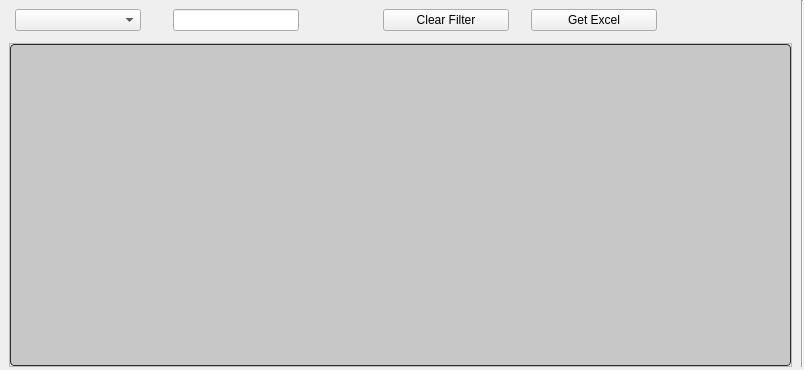
This is Resources/UI/tableCMTWM.ui in ArhamshareKrushil/ScanRisk as Qt 5 draws it before an edit. The edited form follows.
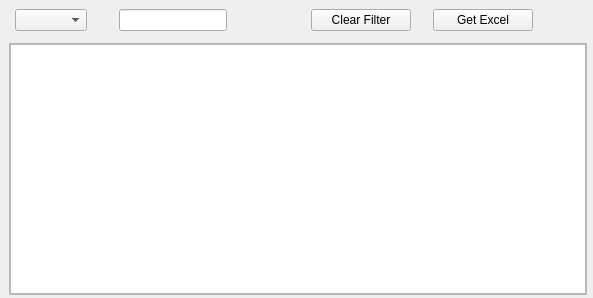
This is the edited form. Icons and pictures are not drawn.

What changed in the file:
```diff
--- a/Resources/UI/tableCMTWM.ui
+++ b/Resources/UI/tableCMTWM.ui
@@ -6,8 +6,8 @@
    <rect>
     <x>0</x>
     <y>0</y>
-    <width>804</width>
-    <height>370</height>
+    <width>593</width>
+    <height>298</height>
    </rect>
   </property>
   <property name="windowTitle">
@@ -36,6 +36,43 @@
     <property name="verticalSpacing">
      <number>0</number>
     </property>
+    <item row="3" column="1">
+     <widget class="Line" name="line_18">
+      <property name="orientation">
+       <enum>Qt::Horizontal</enum>
+      </property>
+     </widget>
+    </item>
+    <item row="2" column="3">
+     <widget class="Line" name="line_3">
+      <property name="styleSheet">
+       <string notr="true">background-color: transparent;</string>
+      </property>
+      <property name="orientation">
+       <enum>Qt::Vertical</enum>
+      </property>
+     </widget>
+    </item>
+    <item row="1" column="2">
+     <widget class="Line" name="line_2">
+      <property name="styleSheet">
+       <string notr="true">background-color: transparent;</string>
+      </property>
+      <property name="orientation">
+       <enum>Qt::Horizontal</enum>
+      </property>
+     </widget>
+    </item>
+    <item row="2" column="0">
+     <widget class="Line" name="line">
+      <property name="styleSheet">
+       <string notr="true">background-color: transparent;</string>
+      </property>
+      <property name="orientation">
+       <enum>Qt::Vertical</enum>
+      </property>
+     </widget>
+    </item>
     <item row="2" column="2">
      <widget class="QFrame" name="mainFrame">
       <property name="sizePolicy">
@@ -74,149 +111,7 @@
           </font>
          </property>
          <property name="styleSheet">
-          <string notr="true">QTreeView:branch:selected, QTreeView:branch:hover {
-  background: url(&quot;:/qss_icons/rc/transparent.png&quot;);
-}
-
-QTreeView:branch:has-siblings:!adjoins-item {
-  border-image: url(&quot;:/qss_icons/rc/branch_line.png&quot;) 0;
-}
-
-QTreeView:branch:has-siblings:adjoins-item {
-  border-image: url(&quot;:/qss_icons/rc/branch_more.png&quot;) 0;
-}
-
-QTreeView:branch:!has-children:!has-siblings:adjoins-item {
-  border-image: url(&quot;:/qss_icons/rc/branch_end.png&quot;) 0;
-}
-
-QTreeView:branch:has-children:!has-siblings:closed, QTreeView:branch:closed:has-children:has-siblings {
-  border-image: none;
-  image: url(&quot;:/qss_icons/rc/branch_closed.png&quot;);
-}
-
-QTreeView:branch:open:has-children:!has-siblings, QTreeView:branch:open:has-children:has-siblings {
-  border-image: none;
-  image: url(&quot;:/qss_icons/rc/branch_open.png&quot;);
-}
-
-QTreeView:branch:has-children:!has-siblings:closed:hover, QTreeView:branch:closed:has-children:has-siblings:hover {
-  image: url(&quot;:/qss_icons/rc/branch_closed_focus.png&quot;);
-}
-
-QTreeView:branch:open:has-children:!has-siblings:hover, QTreeView:branch:open:has-children:has-siblings:hover {
-  image: url(&quot;:/qss_icons/rc/branch_open_focus.png&quot;);
-}
-
-QTreeView::indicator:checked,
-QListView::indicator:checked {
-  image: url(&quot;:/qss_icons/rc/checkbox_checked.png&quot;);
-}
-
-QTreeView::indicator:checked:hover, QTreeView::indicator:checked:focus, QTreeView::indicator:checked:pressed,
-QListView::indicator:checked:hover,
-QListView::indicator:checked:focus,
-QListView::indicator:checked:pressed {
-  image: url(&quot;:/qss_icons/rc/checkbox_checked_focus.png&quot;);
-}
-
-QTreeView::indicator:unchecked,
-QListView::indicator:unchecked {
-  image: url(&quot;:/qss_icons/rc/checkbox_unchecked.png&quot;);
-}
-
-QTreeView::indicator:unchecked:hover, QTreeView::indicator:unchecked:focus, QTreeView::indicator:unchecked:pressed,
-QListView::indicator:unchecked:hover,
-QListView::indicator:unchecked:focus,
-QListView::indicator:unchecked:pressed {
-  image: url(&quot;:/qss_icons/rc/checkbox_unchecked_focus.png&quot;);
-}
-
-QTreeView::indicator:indeterminate,
-QListView::indicator:indeterminate {
-  image: url(&quot;:/qss_icons/rc/checkbox_indeterminate.png&quot;);
-}
-
-QTreeView::indicator:indeterminate:hover, QTreeView::indicator:indeterminate:focus, QTreeView::indicator:indeterminate:pressed,
-QListView::indicator:indeterminate:hover,
-QListView::indicator:indeterminate:focus,
-QListView::indicator:indeterminate:pressed {
-  image: url(&quot;:/qss_icons/rc/checkbox_indeterminate_focus.png&quot;);
-}
-
-QTreeView,
-QListView,
-QTableView,
-QColumnView {
-  background-color: #c7c7c7;
-  border: 1px solid #2d2d2d;
-  color: #000000;
-  gridline-color: #2d2d2d;
-  border-radius: 4px;
-}
-
-QTreeView:disabled,
-QListView:disabled,
-QTableView:disabled,
-QColumnView:disabled {
-  background-color: #c7c7c7;
-  color: #000000;
-}
-
-QTreeView:selected,
-QListView:selected,
-QTableView:selected,
-QColumnView:selected {
-  background-color: #c7c7c7;
-  color: #000000;
-}
-
-QTreeView:hover,
-QListView:hover,
-QTableView:hover,
-QColumnView:hover {
-  background-color: #c7c7c7;
-  border: 1px solid #148CD2;
-}
-
-QTreeView::item:pressed,
-QListView::item:pressed,
-QTableView::item:pressed,
-QColumnView::item:pressed {
-  background-color: #c7c7c7;
-}
-
-QTreeView::item:selected:hover,
-QListView::item:selected:hover,
-QTableView::item:selected:hover,
-QColumnView::item:selected:hover {
-  background: #c7c7c7;
-  color: #000000;
-}
-
-QTreeView::item:selected:active,
-QListView::item:selected:active,
-QTableView::item:selected:active,
-QColumnView::item:selected:active {
-background-color: palette(highlight);
- color: palette(highlightedText);
-}
-
-QTreeView::item:!selected:hover,
-QListView::item:!selected:hover,
-QTableView::item:!selected:hover,
-QColumnView::item:!selected:hover {
-  outline: 0;
-  color: #148CD2;
-  background-color: #2d2d2d;
-}
-
-QTableCornerButton::section {
-  background-color: #282828;
-  border: 1px transparent #2d2d2d;
-  border-radius: 0px;
-}
-</string>
+          <string notr="true"/>
          </property>
          <property name="selectionBehavior">
           <enum>QAbstractItemView::SelectRows</enum>
@@ -235,50 +130,6 @@
       </layout>
      </widget>
     </item>
-    <item row="1" column="2">
-     <widget class="Line" name="line_2">
-      <property name="styleSheet">
-       <string notr="true">background-color: transparent;</string>
-      </property>
-      <property name="orientation">
-       <enum>Qt::Horizontal</enum>
-      </property>
-     </widget>
-    </item>
-    <item row="3" column="1">
-     <widget class="Line" name="line_18">
-      <property name="orientation">
-       <enum>Qt::Horizontal</enum>
-      </property>
-     </widget>
-    </item>
-    <item row="0" column="4" rowspan="3">
-     <widget class="Line" name="line_17">
-      <property name="orientation">
-       <enum>Qt::Vertical</enum>
-      </property>
-     </widget>
-    </item>
-    <item row="2" column="3">
-     <widget class="Line" name="line_3">
-      <property name="styleSheet">
-       <string notr="true">background-color: transparent;</string>
-      </property>
-      <property name="orientation">
-       <enum>Qt::Vertical</enum>
-      </property>
-     </widget>
-    </item>
-    <item row="2" column="0">
-     <widget class="Line" name="line">
-      <property name="styleSheet">
-       <string notr="true">background-color: transparent;</string>
-      </property>
-      <property name="orientation">
-       <enum>Qt::Vertical</enum>
-      </property>
-     </widget>
-    </item>
     <item row="0" column="1" colspan="3">
      <widget class="QWidget" name="indexBar" native="true">
       <property name="sizePolicy">
@@ -547,6 +398,12 @@
        </item>
        <item row="0" column="8" rowspan="2">
         <widget class="QPushButton" name="pbGetExcel">
+         <property name="minimumSize">
+          <size>
+           <width>100</width>
+           <height>0</height>
+          </size>
+         </property>
          <property name="maximumSize">
           <size>
            <width>200</width>
@@ -576,6 +433,12 @@
        </item>
        <item row="0" column="6" rowspan="2">
         <widget class="QPushButton" name="pbClearfilter">
+         <property name="minimumSize">
+          <size>
+           <width>100</width>
+           <height>0</height>
+          </size>
+         </property>
          <property name="maximumSize">
           <size>
            <width>200</width>
```
Left out of the diff: 2 changed lines with no effect on the pictures.
